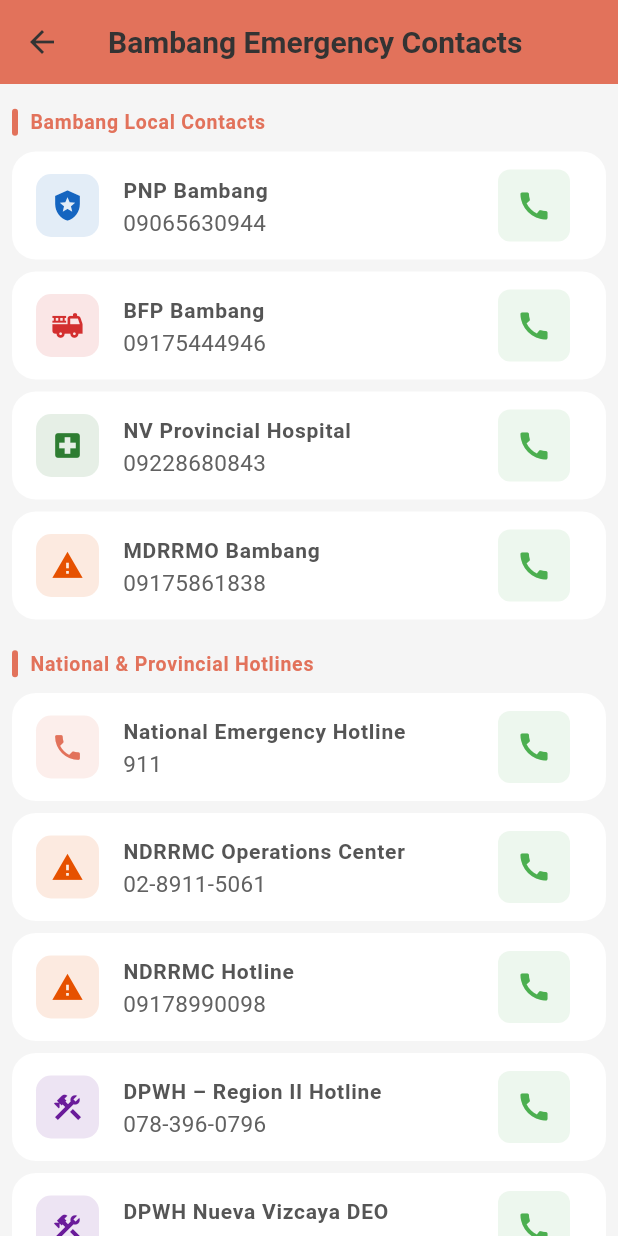
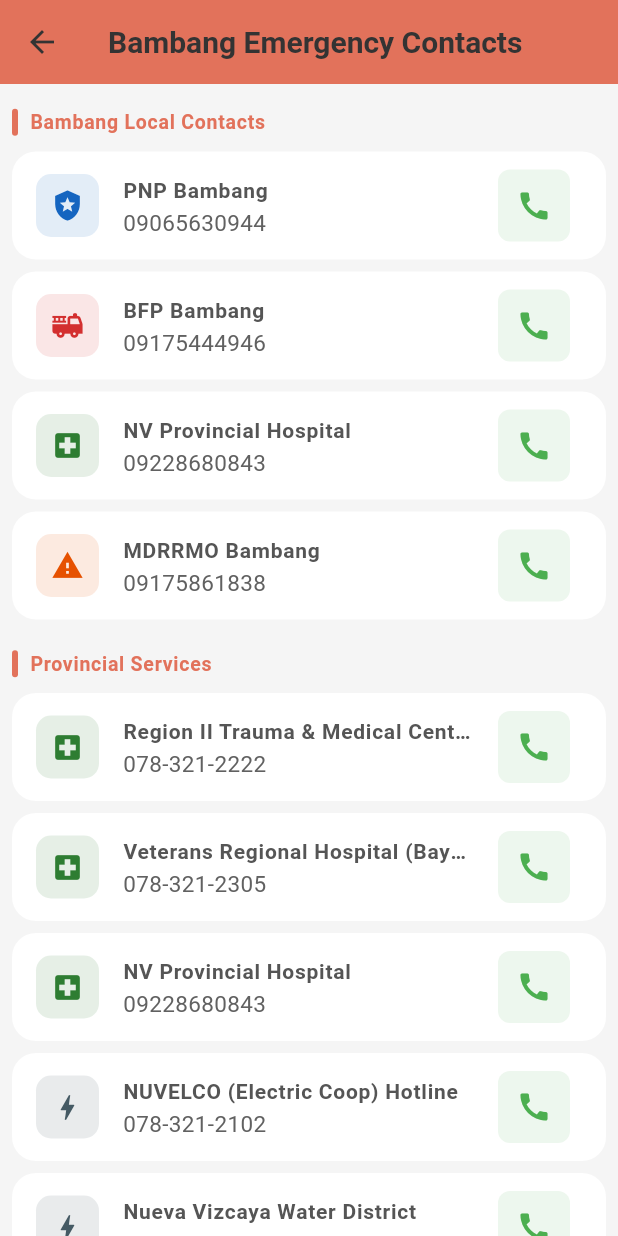
Before and after one commit to Project-Vizcaya/One-Vizcaya, a Flutter app: the EmergencyContactsScreen screen opened by its route, on a phone screen of 412 x 824 dp. Run offline on Flutter 3.47's test engine with Material 3 defaults, Android fonts, the phone set to English and light mode, and no system bars; our stand-ins replace app_links, cloud_firestore, firebase_auth, firebase_core, firebase_messaging, firebase_storage and 13 more; missing offline and left inert: firebase_app_check, mobile_scanner; accounts and stored records are empty; generated files the repository leaves out were written again.

Commit message:
Expand emergency contacts: mental health, crisis, and provincial services
National & Provincial hotlines: add NCMH crisis line (1553) + mobile and
Hopeline PH for mental health/suicide support; PNP Women & Children and DSWD
(16545); Philippine Red Cross (143); PHIVOLCS, PAGASA, national BFP, PNP text
hotline, and LTO (1342).

Add a province-wide 'Provincial Services' section shown for every
municipality (R2TMC, Veterans Regional & Provincial hospitals, NUVELCO,
water district, PNP/BFP provincial HQ, Red Cross NV, PSWDO, Provincial
Health Office).

New contact types (mentalHealth/women/redcross/utility) with icons, colors,
and semantic labels. flutter analyze: no issues; tests: 11/11.

```diff
--- a/one_vizcaya/lib/presentation/screens/emergency_contacts_screen.dart
+++ b/one_vizcaya/lib/presentation/screens/emergency_contacts_screen.dart
@@ -38,6 +38,64 @@ class EmergencyContactsScreen extends StatelessWidget {
       'name': 'PDRRMO Nueva Vizcaya',
       'number': '09171227150',
       'type': 'disaster',
+    },
+    // ── Mental health & crisis support ──
+    {
+      'name': 'NCMH Crisis Hotline (Mental Health)',
+      'number': '1553',
+      'type': 'mentalHealth',
+    },
+    {
+      'name': 'NCMH Mobile (Mental Health / Suicide)',
+      'number': '09178998727',
+      'type': 'mentalHealth',
+    },
+    {
+      'name': 'Hopeline PH (Suicide Prevention)',
+      'number': '09175584673',
+      'type': 'mentalHealth',
+    },
+    // ── Women, children & social welfare ──
+    {
+      'name': 'PNP Women & Children Protection',
+      'number': '09197777377',
+      'type': 'women',
+    },
+    {
+      'name': 'DSWD Hotline',
+      'number': '16545',
+      'type': 'women',
+    },
+    // ── Humanitarian & utilities ──
+    {
+      'name': 'Philippine Red Cross',
+      'number': '143',
+      'type': 'redcross',
+    },
+    {
+      'name': 'PHIVOLCS (Earthquake/Volcano)',
+      'number': '02-8929-9254',
+      'type': 'disaster',
+    },
+    {
+      'name': 'PAGASA Weather',
+      'number': '02-8284-0800',
+      'type': 'disaster',
+    },
+    {
+      'name': 'Bureau of Fire Protection (National)',
+      'number': '02-8426-0219',
+      'type': 'fire',
+    },
+    {
+      'name': 'PNP Text Hotline',
+      'number': '0917-847-5757',
+      'type': 'police',
+    },
+    {
+      'name': 'Land Transportation Office (LTO)',
+      'number': '1342',
+      'type': 'infrastructure',
     },
   ];
 
@@ -125,6 +183,21 @@ class EmergencyContactsScreen extends StatelessWidget {
     ],
   };
 
+  // Province-wide services relevant to every municipality (hospitals, utilities,
+  // and provincial offices). Shown under "Provincial Services" on every screen.
+  static const List<Map<String, String>> _provincialServices = [
+    {'name': 'Region II Trauma & Medical Center (R2TMC)', 'number': '078-321-2222', 'type': 'medical'},
+    {'name': 'Veterans Regional Hospital (Bayombong)', 'number': '078-321-2305', 'type': 'medical'},
+    {'name': 'NV Provincial Hospital', 'number': '09228680843', 'type': 'medical'},
+    {'name': 'NUVELCO (Electric Coop) Hotline', 'number': '078-321-2102', 'type': 'utility'},
+    {'name': 'Nueva Vizcaya Water District', 'number': '078-321-2151', 'type': 'utility'},
+    {'name': 'PNP Provincial HQ (Camp Diego)', 'number': '09985985926', 'type': 'police'},
+    {'name': 'BFP Provincial Office', 'number': '078-803-1730', 'type': 'fire'},
+    {'name': 'Philippine Red Cross – Nueva Vizcaya', 'number': '078-321-2738', 'type': 'redcross'},
+    {'name': 'Provincial Social Welfare (PSWDO)', 'number': '078-803-2419', 'type': 'women'},
+    {'name': 'Provincial Health Office', 'number': '078-321-2024', 'type': 'medical'},
+  ];
+
   IconData _getIconForType(String? type) {
     switch (type) {
       case 'police':
@@ -137,6 +210,14 @@ class EmergencyContactsScreen extends StatelessWidget {
         return Icons.warning;
       case 'infrastructure':
         return Icons.construction;
+      case 'mentalHealth':
+        return Icons.psychology_outlined;
+      case 'women':
+        return Icons.support_agent;
+      case 'redcross':
+        return Icons.bloodtype_outlined;
+      case 'utility':
+        return Icons.bolt_outlined;
       default:
         return Icons.phone;
     }
@@ -154,6 +235,14 @@ class EmergencyContactsScreen extends StatelessWidget {
         return 'Disaster';
       case 'infrastructure':
         return 'Infrastructure';
+      case 'mentalHealth':
+        return 'Mental Health';
+      case 'women':
+        return 'Women and Children';
+      case 'redcross':
+        return 'Red Cross';
+      case 'utility':
+        return 'Utility';
       default:
         return 'Emergency';
     }
@@ -171,6 +260,14 @@ class EmergencyContactsScreen extends StatelessWidget {
         return const Color(0xFFE65100);
       case 'infrastructure':
         return const Color(0xFF6A1B9A);
+      case 'mentalHealth':
+        return const Color(0xFF00897B);
+      case 'women':
+        return const Color(0xFFAD1457);
+      case 'redcross':
+        return const Color(0xFFC62828);
+      case 'utility':
+        return const Color(0xFF455A64);
       default:
         return lguColor;
     }
@@ -303,6 +400,11 @@ class EmergencyContactsScreen extends StatelessWidget {
                   (c) => _buildContactTile(c, activeLguColor, context)),
             ],
 
+            // ── Province-wide services (shown for every municipality) ──
+            _buildSectionHeader('Provincial Services', activeLguColor),
+            ..._provincialServices.map(
+                (c) => _buildContactTile(c, activeLguColor, context)),
+
             // ── National / Provincial hotlines ──
             _buildSectionHeader(
                 AppStrings.get('nationalHotlines'), activeLguColor),
```
